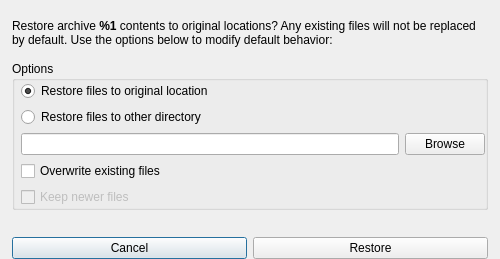
This is forms/restoredialog.ui in Tarsnap/tarsnap-gui as Qt 5 draws it before an edit. The edited form follows.
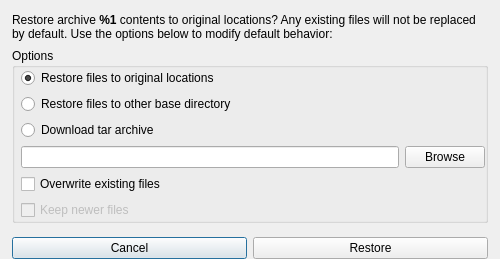
This is the edited form.

Commit message:
Attempt adding download tar archive option to Restore.
The restore code needs refactoring.

The edit to the form file:
```diff
--- a/forms/restoredialog.ui
+++ b/forms/restoredialog.ui
@@ -78,37 +78,17 @@
       <property name="bottomMargin">
        <number>0</number>
       </property>
-      <item row="4" column="0" colspan="2">
-       <widget class="QCheckBox" name="overwriteCheckBox">
+      <item row="1" column="0">
+       <widget class="QRadioButton" name="chdirRadioButton">
         <property name="toolTip">
-         <string>Overwrite existing files if they exist</string>
+         <string>This will extract the archive contents to the specified directory.</string>
         </property>
         <property name="text">
-         <string>Overwrite existing files</string>
+         <string>Restore files to other base directory</string>
         </property>
        </widget>
       </item>
-      <item row="2" column="0">
-       <widget class="QLineEdit" name="chdirLineEdit">
-        <property name="toolTip">
-         <string>Will restore contents of the archive to the specified directory.</string>
-        </property>
-       </widget>
-      </item>
-      <item row="0" column="0" colspan="2">
-       <widget class="QRadioButton" name="preservePathsRadioButton">
-        <property name="toolTip">
-         <string>This will restore files and dirs to the original locations used when creating the backup, thus effectively achieving a restore.</string>
-        </property>
-        <property name="text">
-         <string>Restore files to original location</string>
-        </property>
-        <property name="checked">
-         <bool>true</bool>
-        </property>
-       </widget>
-      </item>
-      <item row="2" column="1">
+      <item row="3" column="1">
        <widget class="QPushButton" name="browseButton">
         <property name="sizePolicy">
          <sizepolicy hsizetype="Fixed" vsizetype="Fixed">
@@ -116,22 +96,45 @@
           <verstretch>0</verstretch>
          </sizepolicy>
         </property>
+        <property name="toolTip">
+         <string>Change directory</string>
+        </property>
         <property name="text">
          <string>Browse</string>
         </property>
        </widget>
       </item>
-      <item row="1" column="0">
-       <widget class="QRadioButton" name="restoreDirectoryRadioButton">
+      <item row="3" column="0">
+       <widget class="QLineEdit" name="dirLineEdit">
         <property name="toolTip">
-         <string>This will extract the archive contents to the specified directory.</string>
+         <string>Download directory</string>
         </property>
+       </widget>
+      </item>
+      <item row="0" column="0" colspan="2">
+       <widget class="QRadioButton" name="preservePathsRadioButton">
+        <property name="toolTip">
+         <string>This will restore files and dirs to the original locations used when creating the backup, thus effectively achieving a restore.</string>
+        </property>
         <property name="text">
-         <string>Restore files to other directory</string>
+         <string>Restore files to original locations</string>
         </property>
+        <property name="checked">
+         <bool>true</bool>
+        </property>
        </widget>
       </item>
-      <item row="5" column="0">
+      <item row="5" column="0" colspan="2">
+       <widget class="QCheckBox" name="overwriteCheckBox">
+        <property name="toolTip">
+         <string>Overwrite existing files if they exist</string>
+        </property>
+        <property name="text">
+         <string>Overwrite existing files</string>
+        </property>
+       </widget>
+      </item>
+      <item row="6" column="0">
        <widget class="QCheckBox" name="keepNewerCheckBox">
         <property name="enabled">
          <bool>false</bool>
@@ -144,6 +147,16 @@
         </property>
        </widget>
       </item>
+      <item row="2" column="0">
+       <widget class="QRadioButton" name="downloadArchiveRadioButton">
+        <property name="toolTip">
+         <string>This will download an uncompressed tar archive to the specified directory.</string>
+        </property>
+        <property name="text">
+         <string>Download tar archive</string>
+        </property>
+       </widget>
+      </item>
      </layout>
     </widget>
    </item>
```
Left out of the diff: 4 changed lines with no effect on the pictures. The commit also changes 5 other files.
